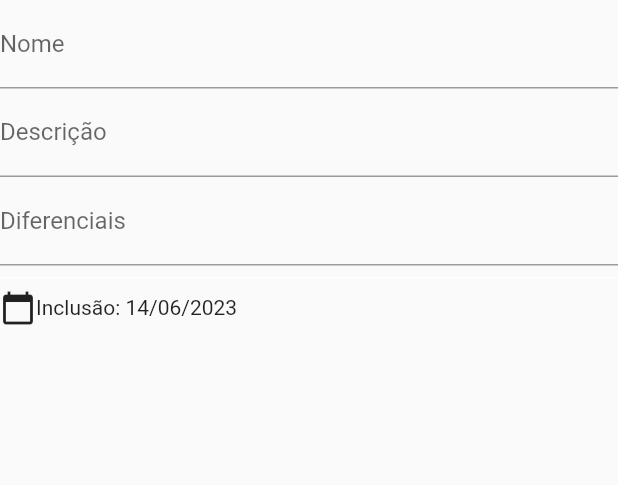
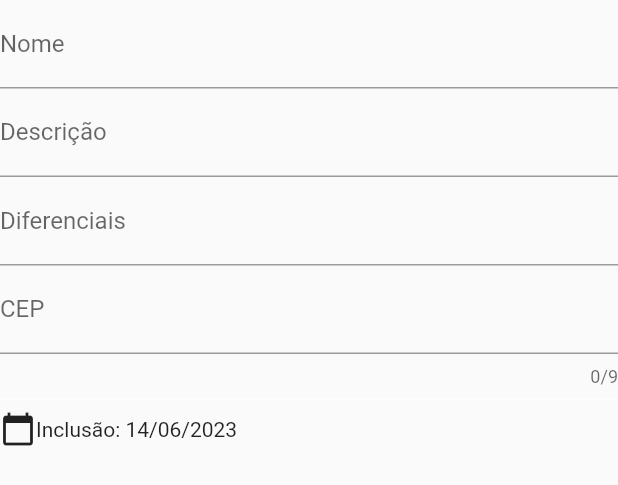
Before and after one commit to Djonatan007/pontos_turisticos, a Flutter app: the FormNewPoint widget shown alone on an empty page, opened directly, on a phone screen of 412 x 824 dp. Shown: the top 485 px of the screen. Run offline on Flutter 3.47's test engine with Material 2 defaults, Android fonts, the phone set to English and light mode, and no system bars; our stand-ins replace flutter_slidable, geolocator, google_maps_flutter, mask_text_input_formatter, shared_preferences, sqflite; missing offline and left inert: maps_launcher; accounts and stored records are empty; network calls fail.

Commit message:
Entrega do trabalho final

```diff
--- a/lib/dao/pontoTuristico_dao.dart
+++ b/lib/dao/pontoTuristico_dao.dart
@@ -60,7 +60,8 @@ class PontoTuristicoDao{
           PontoTuristico.CAMPO_DATA_INCLUSAO,
           PontoTuristico.CAMPO_FINALIZADO,
           PontoTuristico.CAMPO_LATITUDE,
-          PontoTuristico.CAMPO_LONGITUDE
+          PontoTuristico.CAMPO_LONGITUDE,
+          PontoTuristico.CAMPO_CEP
         ],
       where: where,
       orderBy: orderBy
--- a/lib/database/database_provider.dart
+++ b/lib/database/database_provider.dart
@@ -2,7 +2,7 @@ import 'package:pontos_turisticos/model/pontosTuristicos.dart';
 import 'package:sqflite/sqflite.dart';
 
 class DataBaseProvider{
-  static const _dbName = 'pontos_turisticosv1.db';
+  static const _dbName = 'pontos_turisticosv2.db';
   static const _dbVersion = 1;
 
   DataBaseProvider._init();
@@ -39,7 +39,8 @@ class DataBaseProvider{
     ${PontoTuristico.CAMPO_DATA_INCLUSAO} TEXT,
     ${PontoTuristico.CAMPO_FINALIZADO} INTEGER NOT NULL DEFAULT 0,
     ${PontoTuristico.CAMPO_LATITUDE} TEXT,
-    ${PontoTuristico.CAMPO_LONGITUDE} TEXT
+    ${PontoTuristico.CAMPO_LONGITUDE} TEXT,
+    ${PontoTuristico.CAMPO_CEP} TEXT NOT NULL
     )
     '''
     );
--- a/lib/model/pontosTuristicos.dart
+++ b/lib/model/pontosTuristicos.dart
@@ -10,6 +10,7 @@ class PontoTuristico {
   static const NAME_TABLE = 'pontos';
   static const CAMPO_LATITUDE = 'latitude';
   static const CAMPO_LONGITUDE = 'longitude';
+  static const CAMPO_CEP = 'cep';
 
   int? id;
   String nome;
@@ -19,9 +20,10 @@ class PontoTuristico {
   bool finalizado;
   String latitude;
   String longitude;
+  String cep;
 
   PontoTuristico( { this.id, required this.nome, required this.descricao, required this.inclusao, this.diferencial,this.finalizado =false, required this.latitude,
-    required this.longitude});
+    required this.longitude, required this.cep});
 
   String get dataInclusaoFormatado{
     if (inclusao == null) {
@@ -39,7 +41,8 @@ class PontoTuristico {
     CAMPO_DATA_INCLUSAO: inclusao == null ? null : DateFormat("yyyy-MM-dd").format(inclusao!),
     CAMPO_FINALIZADO: finalizado,
     CAMPO_LATITUDE: latitude,
-    CAMPO_LONGITUDE: longitude
+    CAMPO_LONGITUDE: longitude,
+    CAMPO_CEP: cep
   };
 
   factory PontoTuristico.fromMap(Map<String, dynamic> map) => PontoTuristico(
@@ -50,7 +53,8 @@ class PontoTuristico {
       inclusao: map[CAMPO_DATA_INCLUSAO] is DateTime ? DateFormat("yyyy-MM-dd").parse(map[CAMPO_DATA_INCLUSAO]) : DateTime.now(),
       finalizado: map[CAMPO_FINALIZADO] is bool ? map[CAMPO_FINALIZADO] : false,
       latitude: map[CAMPO_LATITUDE] is String ? map[CAMPO_LATITUDE] : '',
-      longitude: map[CAMPO_LONGITUDE] is String ? map[CAMPO_LONGITUDE] : ''
+      longitude: map[CAMPO_LONGITUDE] is String ? map[CAMPO_LONGITUDE] : '',
+      cep: map[CAMPO_CEP] is String ? map [CAMPO_CEP] : ''
   );
 
 }
--- a/lib/pages/form_new_point.dart
+++ b/lib/pages/form_new_point.dart
@@ -3,6 +3,7 @@ import 'package:flutter/material.dart';
 import 'package:intl/intl.dart';
 import '../dao/pontoTuristico_dao.dart';
 import '../model/pontosTuristicos.dart';
+import 'package:mask_text_input_formatter/mask_text_input_formatter.dart';
 
 class FormNewPoint extends StatefulWidget {
   final PontoTuristico? pontoTuristico;
@@ -20,7 +21,9 @@ class FormNewPointState extends State<FormNewPoint> {
   final descricaoController = TextEditingController();
   final inclusaoController = TextEditingController();
   final diferenciaisController = TextEditingController();
+  final cepController = TextEditingController();
   final _dateFormat = DateFormat('dd/MM/yyyy');
+  MaskTextInputFormatter cepFormatter = MaskTextInputFormatter(mask: '#####-###');
 
   @override
   void initState() {
@@ -31,6 +34,7 @@ class FormNewPointState extends State<FormNewPoint> {
       descricaoController.text = widget.pontoTuristico!.descricao;
       inclusaoController.text = widget.pontoTuristico!.dataInclusaoFormatado;
       diferenciaisController.text = widget.pontoTuristico!.diferencial!;
+      cepController.text = widget.pontoTuristico!.cep;
     } else {
       inclusaoController.text = _dateFormat.format(DateTime.now());
     }
@@ -75,6 +79,18 @@ class FormNewPointState extends State<FormNewPoint> {
                   return null;
                 },
               ),
+              TextFormField(
+                inputFormatters: [cepFormatter],
+                controller: cepController,
+                maxLength: 9,
+                decoration: const InputDecoration(labelText: 'CEP'),
+                validator: (String? valor) {
+                  if (valor == null || valor.isEmpty) {
+                    return 'Informe o CEP';
+                  }
+                  return null;
+                },
+              ),
               Divider(color: Colors.white,),
               Row(
                 children: [
@@ -98,6 +114,7 @@ class FormNewPointState extends State<FormNewPoint> {
         inclusao: _dateFormat.parse(inclusaoController.text),
         diferencial: diferenciaisController.text,
         latitude: '',
-        longitude: ''
+        longitude: '',
+        cep: cepController.text
   );
 }
--- a/pubspec.yaml
+++ b/pubspec.yaml
@@ -44,6 +44,7 @@ dependencies:
   mask_text_input_formatter: ^2.4.0
   json_annotation: ^4.8.1
   http: ^1.0.0
+  flutter_slidable: ^0.6.0
 
 
 dev_dependencies:
```
Also changed, not shown: lib/pages/cep_fragment.dart (deleted, +0 -101 lines), lib/pages/detalhe_ponto.dart (+122 -2 lines), lib/pages/lista_pontos_turisticos.dart (+17 -7 lines), pubspec.lock.
